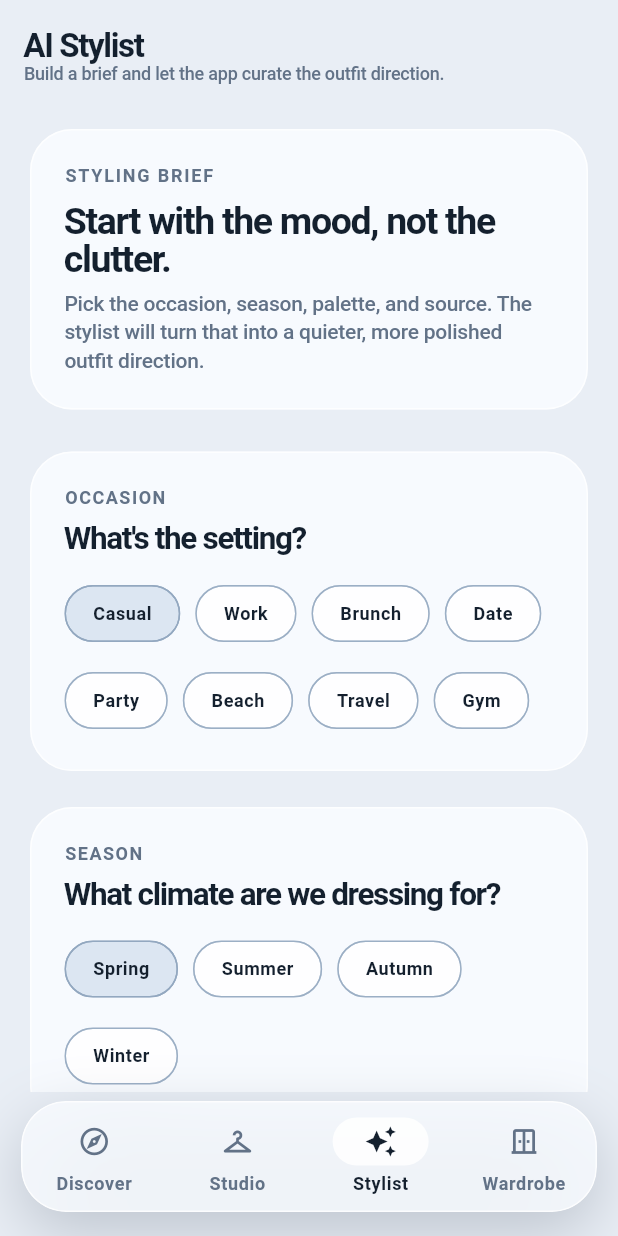
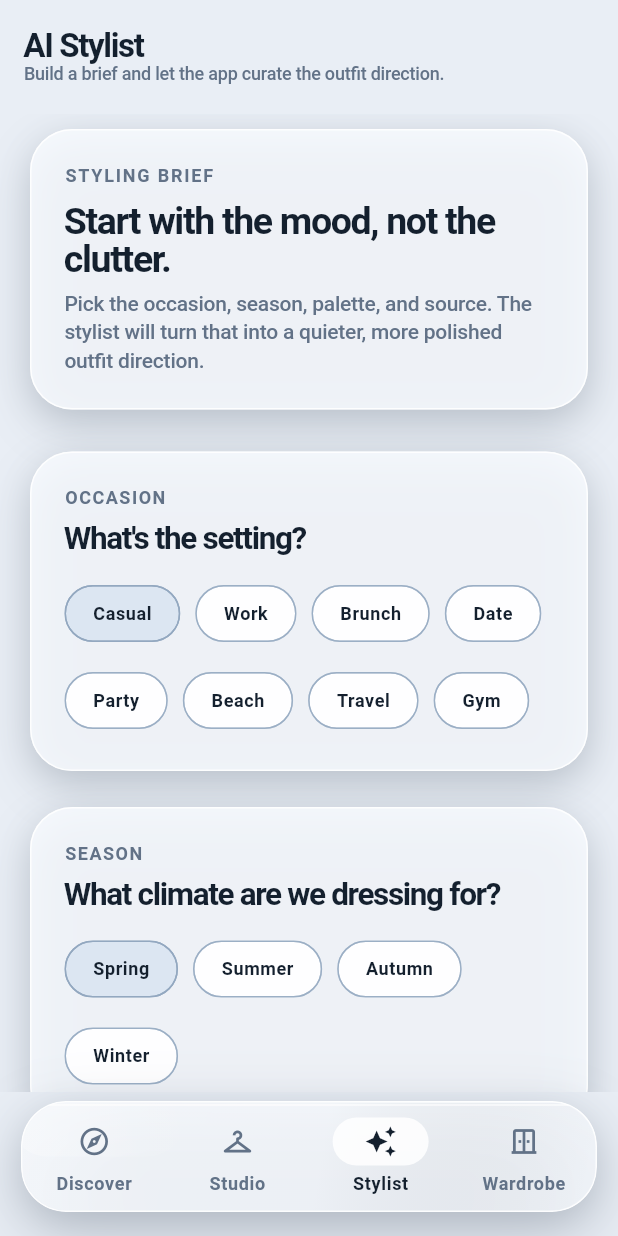
Before and after one commit to caisergan/outfitter, a Flutter app: the AssistantScreen screen opened by its route, on a phone screen of 412 x 824 dp. Run offline on Flutter 3.47's test engine with Material 3 defaults, Android fonts, the phone set to English and light mode, and no system bars; our stand-ins replace cached_network_image, dio, flutter_dotenv, flutter_riverpod, flutter_secure_storage, freezed_annotation and 4 more; accounts and stored records are empty; generated files the repository leaves out were written again; network calls fail.

Commit message:
style(ui): Enhance glass effects and shadows

```diff
--- a/mobile/lib/core/theme/app_colors.dart
+++ b/mobile/lib/core/theme/app_colors.dart
@@ -17,8 +17,12 @@
 
   static const glass = Color(0xBFF8FBFF);
   static const glassStrong = Color(0xD9FFFFFF);
+  static const glassUltra = Color(0xA6F8FBFF);
+  static const glassEdge = Color(0xE8FFFFFF);
+  static const glassGlow = Color(0x66FFFFFF);
   static const glassOverlay = Color(0x66142235);
   static const shadow = Color(0x22091A2D);
   static const shadowStrong = Color(0x33101F33);
+  static const shadowSoft = Color(0x1A091A2D);
   static const icyHighlight = Color(0xCCFFFFFF);
 }
--- a/mobile/lib/core/widgets/glass_widgets.dart
+++ b/mobile/lib/core/widgets/glass_widgets.dart
@@ -12,6 +12,7 @@
   final Color backgroundColor;
   final Border? border;
   final List<BoxShadow>? boxShadow;
+  final bool showHighlight;
 
   const FrostedGlass({
     required this.child,
@@ -21,6 +22,7 @@
     this.backgroundColor = AppColors.glass,
     this.border,
     this.boxShadow,
+    this.showHighlight = true,
     super.key,
   });
 
@@ -32,9 +34,14 @@
         boxShadow: boxShadow ??
             [
               const BoxShadow(
+                color: AppColors.shadowSoft,
+                blurRadius: 18,
+                offset: Offset(0, 6),
+              ),
+              const BoxShadow(
                 color: AppColors.shadow,
-                blurRadius: 28,
-                offset: Offset(0, 12),
+                blurRadius: 32,
+                offset: Offset(0, 16),
               ),
             ],
       ),
@@ -43,17 +50,78 @@
         child: BackdropFilter(
           filter: ImageFilter.blur(sigmaX: blur, sigmaY: blur),
           child: Container(
-            padding: padding,
             decoration: BoxDecoration(
               color: backgroundColor,
               borderRadius: borderRadius,
               border: border ??
                   Border.all(
-                    color: AppColors.border,
+                    color: AppColors.glassEdge.withValues(alpha: 0.88),
                     width: 1,
                   ),
             ),
-            child: child,
+            child: Stack(
+              children: [
+                Positioned.fill(
+                  child: DecoratedBox(
+                    decoration: BoxDecoration(
+                      borderRadius: borderRadius,
+                      gradient: LinearGradient(
+                        begin: Alignment.topLeft,
+                        end: Alignment.bottomRight,
+                        colors: [
+                          Colors.white.withValues(alpha: 0.24),
+                          Colors.white.withValues(alpha: 0.12),
+                          AppColors.glassGlow.withValues(alpha: 0.10),
+                          Colors.transparent,
+                        ],
+                        stops: const [0.0, 0.22, 0.52, 1.0],
+                      ),
+                    ),
+                  ),
+                ),
+                if (showHighlight)
+                  Positioned(
+                    left: 1,
+                    right: 1,
+                    top: 1,
+                    child: IgnorePointer(
+                      child: Container(
+                        height: 1.4,
+                        decoration: BoxDecoration(
+                          borderRadius: const BorderRadius.horizontal(
+                            left: Radius.circular(999),
+                            right: Radius.circular(999),
+                          ),
+                          color: AppColors.icyHighlight.withValues(alpha: 0.58),
+                        ),
+                      ),
+                    ),
+                  ),
+                Positioned(
+                  top: -18,
+                  left: -10,
+                  child: IgnorePointer(
+                    child: Container(
+                      width: 120,
+                      height: 54,
+                      decoration: BoxDecoration(
+                        borderRadius: BorderRadius.circular(999),
+                        gradient: LinearGradient(
+                          colors: [
+                            Colors.white.withValues(alpha: 0.26),
+                            Colors.white.withValues(alpha: 0.02),
+                          ],
+                        ),
+                      ),
+                    ),
+                  ),
+                ),
+                Padding(
+                  padding: padding ?? EdgeInsets.zero,
+                  child: child,
+                ),
+              ],
+            ),
           ),
         ),
       ),
@@ -76,14 +144,19 @@
   @override
   Widget build(BuildContext context) {
     return FrostedGlass(
-      blur: 18,
-      backgroundColor: AppColors.glassStrong,
+      blur: 22,
+      backgroundColor: AppColors.glassUltra,
       borderRadius: BorderRadius.circular(size / 2),
       boxShadow: const [
         BoxShadow(
+          color: AppColors.shadowSoft,
+          blurRadius: 14,
+          offset: Offset(0, 5),
+        ),
+        BoxShadow(
           color: AppColors.shadow,
-          blurRadius: 18,
-          offset: Offset(0, 8),
+          blurRadius: 22,
+          offset: Offset(0, 10),
         ),
       ],
       child: SizedBox(
--- a/mobile/lib/core/widgets/main_scaffold.dart
+++ b/mobile/lib/core/widgets/main_scaffold.dart
@@ -56,6 +56,18 @@
                 ),
               ),
             ),
+            Positioned(
+              bottom: 120,
+              left: -40,
+              child: Container(
+                width: 170,
+                height: 170,
+                decoration: BoxDecoration(
+                  shape: BoxShape.circle,
+                  color: Colors.white.withValues(alpha: 0.16),
+                ),
+              ),
+            ),
             child,
           ],
         ),
@@ -67,14 +79,19 @@
                 top: false,
                 minimum: const EdgeInsets.fromLTRB(14, 6, 14, 16),
                 child: FrostedGlass(
-                  blur: 26,
-                  backgroundColor: AppColors.glass.withValues(alpha: 0.82),
+                  blur: 30,
+                  backgroundColor: AppColors.glassUltra.withValues(alpha: 0.78),
                   borderRadius: BorderRadius.circular(30),
                   boxShadow: const [
                     BoxShadow(
+                      color: AppColors.shadowSoft,
+                      blurRadius: 18,
+                      offset: Offset(0, 6),
+                    ),
+                    BoxShadow(
                       color: AppColors.shadowStrong,
-                      blurRadius: 36,
-                      offset: Offset(0, 14),
+                      blurRadius: 40,
+                      offset: Offset(0, 16),
                     ),
                   ],
                   child: ClipRRect(
--- a/mobile/lib/features/assistant/ui/widgets/parameter_screen.dart
+++ b/mobile/lib/features/assistant/ui/widgets/parameter_screen.dart
@@ -23,6 +23,20 @@
   String? _colorPreference = 'neutral';
   String _source = 'mix';
 
+  static final BorderRadius _cardRadius = BorderRadius.circular(28);
+  static const List<BoxShadow> _cardShadow = [
+    BoxShadow(
+      color: AppColors.shadowSoft,
+      blurRadius: 18,
+      offset: Offset(0, 6),
+    ),
+    BoxShadow(
+      color: AppColors.shadow,
+      blurRadius: 28,
+      offset: Offset(0, 12),
+    ),
+  ];
+
   @override
   Widget build(BuildContext context) {
     return SingleChildScrollView(
@@ -30,14 +44,8 @@
       child: Column(
         crossAxisAlignment: CrossAxisAlignment.start,
         children: [
-          Container(
-            width: double.infinity,
+          _StylistCard(
             padding: const EdgeInsets.all(22),
-            decoration: BoxDecoration(
-              color: AppColors.surface,
-              borderRadius: BorderRadius.circular(28),
-              border: Border.all(color: AppColors.border),
-            ),
             child: Column(
               crossAxisAlignment: CrossAxisAlignment.start,
               children: [
@@ -70,8 +78,11 @@
                       vertical: 12,
                     ),
                     decoration: BoxDecoration(
-                      color: AppColors.surfaceAlt,
+                      color: AppColors.glassStrong.withValues(alpha: 0.72),
                       borderRadius: BorderRadius.circular(18),
+                      border: Border.all(
+                        color: AppColors.borderStrong.withValues(alpha: 0.4),
+                      ),
                     ),
                     child: Row(
                       children: [
@@ -225,14 +236,8 @@
 
   @override
   Widget build(BuildContext context) {
-    return Container(
-      width: double.infinity,
+    return _StylistCard(
       padding: const EdgeInsets.all(22),
-      decoration: BoxDecoration(
-        color: AppColors.surface,
-        borderRadius: BorderRadius.circular(28),
-        border: Border.all(color: AppColors.border),
-      ),
       child: Column(
         crossAxisAlignment: CrossAxisAlignment.start,
         children: [
@@ -257,3 +262,30 @@
     );
   }
 }
+
+class _StylistCard extends StatelessWidget {
+  final Widget child;
+  final EdgeInsetsGeometry padding;
+
+  const _StylistCard({
+    required this.child,
+    required this.padding,
+  });
+
+  @override
+  Widget build(BuildContext context) {
+    return Container(
+      width: double.infinity,
+      padding: padding,
+      decoration: BoxDecoration(
+        color: AppColors.glass.withValues(alpha: 0.84),
+        borderRadius: _ParameterScreenState._cardRadius,
+        border: Border.all(
+          color: AppColors.glassEdge.withValues(alpha: 0.88),
+        ),
+        boxShadow: _ParameterScreenState._cardShadow,
+      ),
+      child: child,
+    );
+  }
+}
```
Also changed, not shown: mobile/lib/features/wardrobe/ui/wardrobe_screen.dart (+48 -9 lines).
